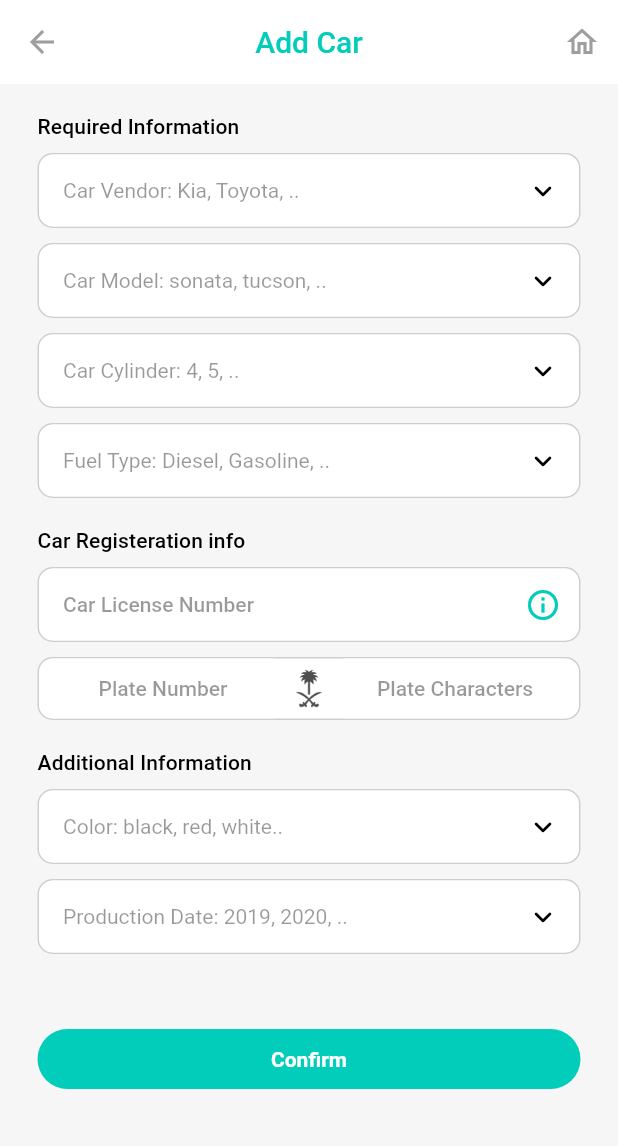
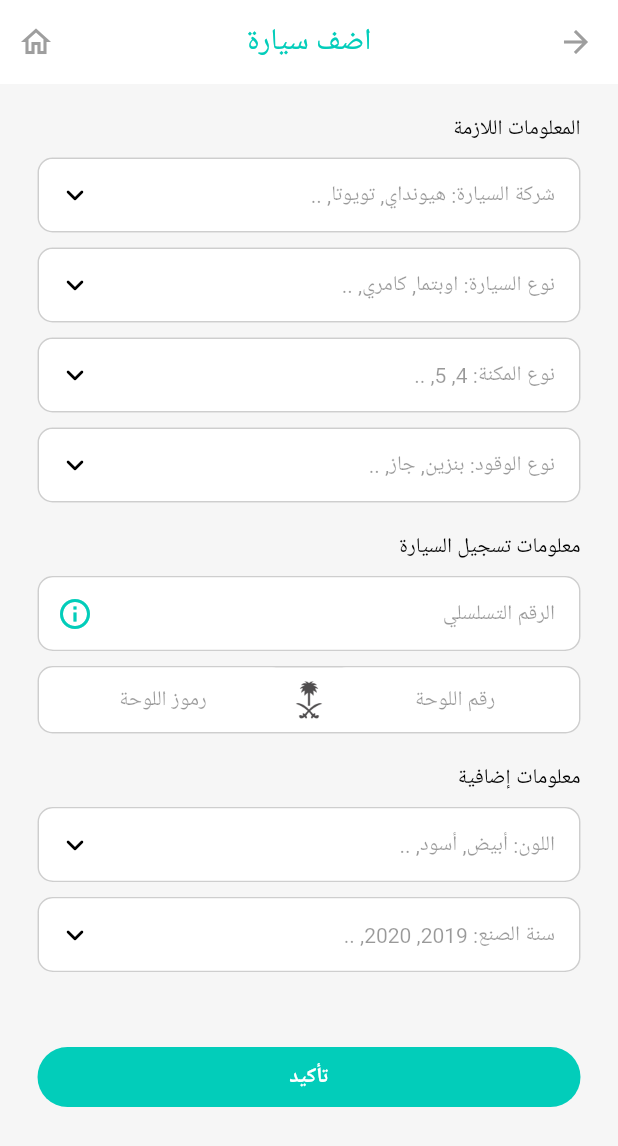
Before and after one commit to Dogorshom/sayaratech, a Flutter app: the AddOrUpdateCarsScreen screen opened directly, on a phone screen of 412 x 824 dp. Shown: the top 1146 px of the screen. Run offline on Flutter 3.47's test engine with Material 2 defaults, Android fonts, the phone set to English and light mode, and no system bars; our stand-ins replace connectivity_plus, dotted_border, get, share_plus, shared_preferences; accounts and stored records are empty.

Commit message:
add localizations

```diff
--- a/lib/controllers/language/languages.dart
+++ b/lib/controllers/language/languages.dart
@@ -3,7 +3,126 @@ import 'package:get/get.dart';
 class Languages extends Translations {
   @override
   Map<String, Map<String, String>> get keys => {
-        'ar_SD': {'Greetings': 'اهلا وسهلا', 'Ok': 'تمام'},
-        'en_US': {'Greetings': 'Hello', 'Ok': 'Ok'},
+        'ar_SA': {
+          'Sayara Tech': 'سيارتك',
+          'As Fast As Possible': ', في أسرع وقت ممكن',
+          'Services Available': 'إغسل عربتك, غير إطاراتك, والمزيد من منزلك!',
+          'Send Code Sentence': 'سنقوم بإرسال كود على هاتفك',
+          'Accepted Format Sentence': 'طريقة ادخال الهاتف 5xxxxxxxx',
+          'Phone Number': 'رقم الهاتف',
+          'Send Code': 'إرسال الكود',
+          'No Account Sentence': "ليس لديك حساب؟ ",
+          'Register Now': 'سجل الان',
+          'Name': 'الاسم',
+          'Email': 'البريد الالكتروني',
+          'Password': 'كلمة السر',
+          'Confirm Password': 'تأكيد كلمة السر',
+          "Can't create account?": "لا يمكنك إنشاء حساب؟",
+          'Sign Up': 'إنشاء حساب',
+          'Already have account? ': 'هل لديك حساب؟ ',
+          'Login': 'سجل الدخول',
+          'Verify Your Phone': 'تأكيد هاتفك',
+          'We Sent Code Sentence': 'لقد قمنا بإرسال كود على هاتفك:',
+          'Verify': 'تأكيد',
+          'Select This Place': 'اختر هذا المكان',
+          'No Reservations Sentence': 'لا يوجد لديك حجوزات',
+          'My Cars': 'سياراتي',
+          "Don't have cars": "ليس لديك سيارات!\nاضف واحدة الان",
+          'Add Car': 'اضف سيارة',
+          'Update Car': 'تعديل',
+          'Required Information': 'المعلومات اللازمة',
+          'Car Registeration info': 'معلومات تسجيل السيارة',
+          'License Number': 'الرقم التسلسلي',
+          'Plate Number': 'رقم اللوحة',
+          'Plate Characters': 'رموز اللوحة',
+          'Additional Information': 'معلومات إضافية',
+          'Update': 'تعديل',
+          'Confirm': 'تأكيد',
+          'Car Vendor': 'شركة السيارة: هيونداي, تويوتا, ..',
+          'Car Model': 'نوع السيارة: اوبتما, كامري, ..',
+          'Fuel Type': 'نوع الوقود: بنزين, جاز, ..',
+          'Car Cylinder': 'نوع المكنة: 4, 5, ..',
+          'Car Color': 'اللون: أبيض, أسود, ..',
+          'Production Date': 'سنة الصنع: 2019, 2020, ..',
+          'Edit Profile': 'إعدادات الحساب',
+          'Use this code':
+              'استخدم هذا الكود في برنامج سيارتك, قم بتحميل التطبيق https://dogorshom.com',
+          'Give code for friends sentence':
+              'عط هالكود للي يعز عليك وراح تجيك مكافئتك بالمحفظة',
+          'Profile': 'الحساب الشخصي',
+          'Reservations & Bills': 'الحجوزات و الفواتير',
+          'Settings': 'الإعدادات',
+          'Addresses': 'العناوين',
+          'CashBack': 'الإسترداد النقدي',
+          'Logout': 'تسجيل الخروج',
+          'Language': 'اللغة',
+          'Dark Mode': 'الوضع الليلي',
+          'Privacy Policy': 'سياسة الخصوصية',
+          'Delete Account': 'مسح الحساب',
+          'Home': 'الرئيسية',
+          'Reservations': 'حجوزاتي',
+          'Cars': 'سياراتي'
+        },
+        'en_US': {
+          'Sayara Tech': 'Sayara Tech',
+          'As Fast As Possible': ', As Fast As Possible',
+          'Services Available':
+              'Wash your car, change car tires, and more at Home!',
+          'Send Code Sentence': 'We will send code to your phone',
+          'Accepted Format Sentence': 'Accepted Format: 5xxxxxxxx',
+          'Phone Number': 'Phone Number',
+          'Send Code': 'Send Code',
+          'No Account Sentence': "Don't have an account? ",
+          'Register Now': 'Register Now',
+          'Name': 'Name',
+          'Email': 'Email',
+          'Password': 'Password',
+          'Confirm Password': 'Confirm Password',
+          "Can't create account?": "Can't create account?",
+          'Sign Up': 'Sign Up',
+          'Already have account? ': 'Already have account? ',
+          'Login': 'Login',
+          'Verify Your Phone': 'Verify Your Phone',
+          'We Sent Code Sentence': 'We have sent a code to your phone number:',
+          'Verify': 'Verify',
+          'Select This Place': 'Select This Place',
+          'No Reservations Sentence': "You don't have any Reservations",
+          'My Cars': 'My Cars',
+          "Don't have cars": "You don't have cars!\nAdd one now",
+          'Add Car': 'Add Car',
+          'Update Car': 'Update Car',
+          'Required Information': 'Required Information',
+          'Car Registeration info': 'Car Registeration info',
+          'License Number': 'License Number',
+          'Plate Number': 'Plate Number',
+          'Plate Characters': 'Plate Characters',
+          'Additional Information': 'Additional Information',
+          'Update': 'Update',
+          'Confirm': 'Confirm',
+          'Car Vendor': 'Car Vendor: Kia, Toyota, ..',
+          'Car Model': 'Car Model: sonata, tucson, ..',
+          'Fuel Type': 'Fuel Type: Diesel, Gasoline, ..',
+          'Car Cylinder': 'Car Cylinder: 4, 5, ..',
+          'Car Color': 'Color: black, red, white..',
+          'Production Date': 'Production Date: 2019, 2020, ..',
+          'Edit Profile': 'Edit Profile',
+          'Use this code':
+              'Use this code (193nHaa8) in Sayara Tech, download the app here https://dogorshom.com',
+          'Give code for friends sentence':
+              'Give this code to you friends\ntake your reward',
+          'Profile': 'Profile',
+          'Reservations & Bills': 'Reservations & Bills',
+          'Settings': 'Settings',
+          'Addresses': 'Addresses',
+          'CashBack': 'CashBack',
+          'Logout': 'Logout',
+          'Language': 'Language',
+          'Dark Mode': 'Dark Mode',
+          'Privacy Policy': 'Privacy Policy',
+          'Delete Account': 'Delete Account',
+          'Home': 'Home',
+          'Reservations': 'Reservations',
+          'Cars': 'Cars'
+        },
       };
 }
--- a/lib/main.dart
+++ b/lib/main.dart
@@ -27,7 +27,7 @@ class MyApp extends StatelessWidget {
       translations: Languages(),
       fallbackLocale: const Locale('en', 'US'),
       darkTheme: darkThemeData,
-      locale: const Locale('en', 'US'),
+      locale: const Locale('ar', 'SA'),
       title: 'Sayara Tech',
       defaultTransition: Transition.fadeIn,
       theme: lightThemeData,
--- a/lib/pages/home/home_screen.dart
+++ b/lib/pages/home/home_screen.dart
@@ -1,4 +1,5 @@
 import 'package:flutter/material.dart';
+import 'package:get/get.dart';
 import 'package:get/route_manager.dart';
 import '../../../ui_manager/fixed_numbers_manager.dart';
 import '../../../ui_manager/widgets/buttons/custom_button.dart';
@@ -26,7 +27,7 @@ class HomeScreen extends StatelessWidget {
               child: CustomButton(
                 height: 50,
                 width: Get.width,
-                text: "Select This Place",
+                text: "Select This Place".tr,
               ),
             ))
       ],
--- a/lib/pages/my_cars/add_or_update_cars_screen.dart
+++ b/lib/pages/my_cars/add_or_update_cars_screen.dart
@@ -3,7 +3,7 @@ import 'package:get/get.dart';
 import '../../controllers/cars/get_one_car.dart';
 import '../../../models/car.dart';
 import '../../controllers/cars/add_or_update_car.dart';
-import 'widgets/available_color_text_field.dart';
+import 'widgets/car_color_text_field.dart';
 import 'widgets/car_cylinder_text_field.dart';
 import 'widgets/car_fuel_type.dart';
 import 'widgets/car_model_text_field.dart';
@@ -30,7 +30,7 @@ class AddOrUpdateCarsScreen extends StatelessWidget {
         Scaffold(
           appBar: AppBar(
             title: Text(
-              isUpdate! ? "Update Car" : "Add Car",
+              isUpdate! ? "Update Car".tr : "Add Car".tr,
               style: Get.textTheme.titleLarge!.copyWith(color: primaryColor),
             ),
             centerTitle: true,
@@ -84,7 +84,7 @@ class AddOrUpdateCarsScreen extends StatelessWidget {
                       fixedSizedBoxHeight,
                       fixedSizedBoxHeight,
                       Text(
-                        "Required Information",
+                        "Required Information".tr,
                         style: Get.textTheme.titleSmall,
                       ),
                       fixedSizedBoxHeight,
@@ -98,7 +98,7 @@ class AddOrUpdateCarsScreen extends StatelessWidget {
                       fixedSizedBoxHeight,
                       fixedSizedBoxHeight,
                       Text(
-                        "Car Registeration info",
+                        "Car Registeration info".tr,
                         style: Get.textTheme.titleSmall,
                       ),
                       fixedSizedBoxHeight,
@@ -108,7 +108,7 @@ class AddOrUpdateCarsScreen extends StatelessWidget {
                               addCarVariables.licenseNumberController.value,
                           keyboardType: TextInputType.number,
                           decoration: InputDecoration(
-                            hintText: "Car License Number",
+                            hintText: "License Number".tr,
                             suffixIcon: IconButton(
                               onPressed: () {},
                               icon: Icon(
@@ -130,8 +130,8 @@ class AddOrUpdateCarsScreen extends StatelessWidget {
                                   .carPlateNumberController.value,
                               keyboardType: TextInputType.number,
                               textAlign: TextAlign.center,
-                              decoration: const InputDecoration(
-                                hintText: "Plate Number",
+                              decoration: InputDecoration(
+                                hintText: "Plate Number".tr,
                               ),
                             )),
                             Image.asset(
@@ -144,8 +144,8 @@ class AddOrUpdateCarsScreen extends StatelessWidget {
                                   .carPlateCharactersController.value,
                               textAlign: TextAlign.center,
                               keyboardType: TextInputType.text,
-                              decoration: const InputDecoration(
-                                hintText: "Plate Characters",
+                              decoration: InputDecoration(
+                                hintText: "Plate Characters".tr,
                               ),
                             )),
                           ],
@@ -154,11 +154,11 @@ class AddOrUpdateCarsScreen extends StatelessWidget {
                       fixedSizedBoxHeight,
                       fixedSizedBoxHeight,
                       Text(
-                        "Additional Information",
+                        "Additional Information".tr,
                         style: Get.textTheme.titleSmall,
                       ),
                       fixedSizedBoxHeight,
-                      const AvailableColorsTextField(),
+                      const CarColorsTextField(),
                       fixedSizedBoxHeight,
                       const DateOfProductionTextField(),
                       fixedSizedBoxHeightBy5,
@@ -173,8 +173,8 @@ class AddOrUpdateCarsScreen extends StatelessWidget {
                             }
                           },
                           text: isUpdate != null && isUpdate == true
-                              ? "Update"
-                              : "Confirm"),
+                              ? "Update".tr
+                              : "Confirm".tr),
                       fixedSizedBoxHeight,
                       fixedSizedBoxHeight,
                     ],
--- a/lib/pages/my_cars/my_cars_screen.dart
+++ b/lib/pages/my_cars/my_cars_screen.dart
@@ -45,7 +45,7 @@ class MyCarsScreen extends StatelessWidget {
                 ),
                 Center(
                   child: Text(
-                    "My Cars",
+                    "My Cars".tr,
                     style: TextStyle(
                         fontSize: 24,
                         color: whiteColor,
@@ -72,14 +72,14 @@ class MyCarsScreen extends StatelessWidget {
                   mainAxisAlignment: MainAxisAlignment.center,
                   children: [
                     Text(
-                      "You don't have cars!\nAdd one now",
+                      "Don't have cars".tr,
                       textAlign: TextAlign.center,
                       style: Get.textTheme.bodyLarge,
                     ),
                     fixedSizedBoxHeight,
                     fixedSizedBoxHeight,
                     CustomButton(
-                      text: "Add Car",
+                      text: "Add Car".tr,
                       onTap: () {
                         //reset all data
                         Get.delete<Car>();
--- a/lib/pages/my_cars/widgets/available_color_text_field.dart
+++ b/lib/pages/my_cars/widgets/car_color_text_field.dart
@@ -8,8 +8,8 @@ import '../../../ui_manager/widgets/text_field_container.dart';
 import '../../../controllers/cars/get_car_colors.dart';
 import '../../../../ui_manager/fixed_numbers_manager.dart';
 
-class AvailableColorsTextField extends StatelessWidget {
-  const AvailableColorsTextField({super.key});
+class CarColorsTextField extends StatelessWidget {
+  const CarColorsTextField({super.key});
 
   @override
   Widget build(BuildContext context) {
@@ -23,7 +23,7 @@ class AvailableColorsTextField extends StatelessWidget {
                   controller: content.carColorsController["controller"]!.value,
                   keyboardType: TextInputType.text,
                   decoration: InputDecoration(
-                      hintText: "Color: black, red, white..",
+                      hintText: "Car Color".tr,
                       suffixIcon: InkWell(
                         onTap: () {
                           content.scrollController.value.animateTo(100,
--- a/lib/pages/my_cars/widgets/car_cylinder_text_field.dart
+++ b/lib/pages/my_cars/widgets/car_cylinder_text_field.dart
@@ -35,7 +35,7 @@ class CarCylinderTextField extends StatelessWidget {
                       content.carCylinderController["controller"]!.value,
                   keyboardType: TextInputType.number,
                   decoration: InputDecoration(
-                      hintText: "Car Cylinder: 4, 5, ..",
+                      hintText: "Car Cylinder".tr,
                       suffixIcon: InkWell(
                         onTap: () {
                           content.isSearchingForCarCylinder.value =
--- a/lib/pages/my_cars/widgets/car_fuel_type.dart
+++ b/lib/pages/my_cars/widgets/car_fuel_type.dart
@@ -23,7 +23,7 @@ class CarFuelTypeTextField extends StatelessWidget {
                   controller: content.carFuelController["controller"]!.value,
                   keyboardType: TextInputType.text,
                   decoration: InputDecoration(
-                      hintText: "Fuel Type: Diesel, Gasoline, ..",
+                      hintText: "Fuel Type".tr,
                       suffixIcon: InkWell(
                         onTap: () {
                           content.isSearchingForCarFuel.value =
--- a/lib/pages/my_cars/widgets/car_model_text_field.dart
+++ b/lib/pages/my_cars/widgets/car_model_text_field.dart
@@ -35,7 +35,7 @@ class CarModelTextField extends StatelessWidget {
                   controller: content.carModelController["controller"]!.value,
                   keyboardType: TextInputType.text,
                   decoration: InputDecoration(
-                      hintText: initData ?? "Car Model: sonata, tucson, ..",
+                      hintText: initData ?? "Car Model".tr,
                       suffixIcon: InkWell(
                         onTap: () {
                           content.carModelController["controller"]!.value.text =
--- a/lib/pages/my_cars/widgets/car_vendors_text_field.dart
+++ b/lib/pages/my_cars/widgets/car_vendors_text_field.dart
@@ -36,7 +36,7 @@ class CarVendorTextField extends StatelessWidget {
                   controller: content.carVendorController["controller"]!.value,
                   keyboardType: TextInputType.text,
                   decoration: InputDecoration(
-                      hintText: initData ?? "Car Vendor: Kia, Toyota, ..",
+                      hintText: initData ?? "Car Vendor".tr,
                       suffixIcon: InkWell(
                         onTap: () {
                           content.carVendorController["controller"]!.value
--- a/lib/pages/my_cars/widgets/date_of_production.dart
+++ b/lib/pages/my_cars/widgets/date_of_production.dart
@@ -22,7 +22,7 @@ class DateOfProductionTextField extends StatelessWidget {
                   controller: content.dateOfProductionController.value,
                   keyboardType: TextInputType.text,
                   decoration: InputDecoration(
-                      hintText: "Production Date: 2019, 2020, ..",
+                      hintText: "Production Date".tr,
                       suffixIcon: InkWell(
                         onTap: () {
                           content.scrollController.value.animateTo(150,
--- a/lib/pages/my_reservations_screen.dart
+++ b/lib/pages/my_reservations_screen.dart
@@ -1,12 +1,13 @@
 import 'package:flutter/material.dart';
+import 'package:get/get.dart';
 
 class MyReservationsScreen extends StatelessWidget {
   const MyReservationsScreen({super.key});
 
   @override
   Widget build(BuildContext context) {
-    return const Center(
-      child: Text("You don't have any Reservations"),
+    return Center(
+      child: Text("No Reservations Sentence".tr),
     );
   }
 }
--- a/lib/pages/profile/sub_pages/edit_profile_screen.dart
+++ b/lib/pages/profile/sub_pages/edit_profile_screen.dart
@@ -16,7 +16,7 @@ class EditProfileScreen extends StatelessWidget {
     print(authVars.numberOfActiveCars.value);
     return Scaffold(
       appBar: AppBar(
-        title: const Text("Edit Profile"),
+        title: Text("Edit Profile".tr),
         actions: [
           IconButton(onPressed: () {}, icon: const Icon(Icons.edit_outlined))
         ],
--- a/lib/ui_manager/widgets/buttons/custom_button.dart
+++ b/lib/ui_manager/widgets/buttons/custom_button.dart
@@ -35,7 +35,9 @@ class CustomButton extends StatelessWidget {
             child: Text(
               text,
               style: TextStyle(
-                  color: textColor ?? whiteColor, fontWeight: FontWeight.bold),
+                  letterSpacing: 0.5,
+                  color: textColor ?? whiteColor,
+                  fontWeight: FontWeight.bold),
             ),
           ),
         ));
```
Also changed, not shown: lib/pages/authentication/login_screen.dart (+10 -14 lines), lib/pages/authentication/signup_screen.dart (+11 -11 lines), lib/pages/authentication/verify_phone_screen.dart (+16 -7 lines), lib/pages/home/widgets/custom_bottom_app_bar.dart (+4 -4 lines), lib/pages/profile/profile_screen.dart (+28 -31 lines), lib/pages/profile/sub_pages/settings_screen.dart (+4 -4 lines).
